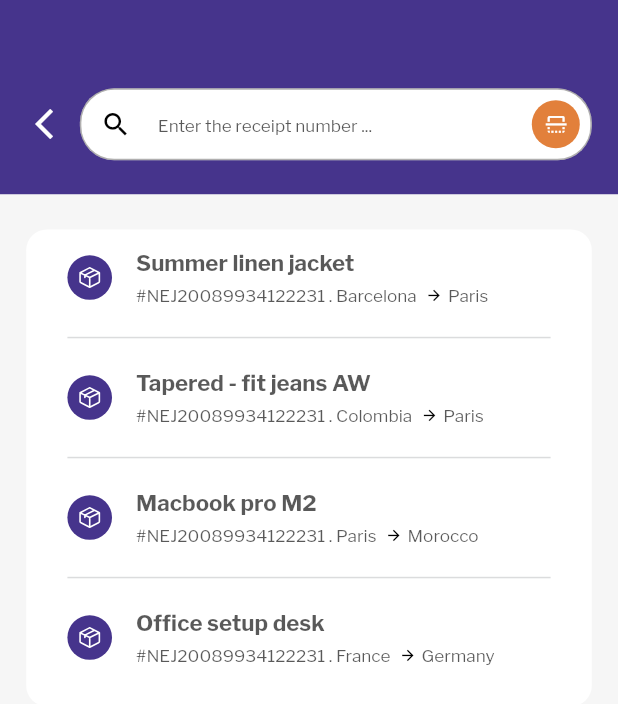
After one commit to kekule15/movemate, a Flutter app: the SearchScreenView screen opened directly, on a phone screen of 412 x 824 dp. The commit adds this screen. Shown: the top 704 px of the screen. Run offline on Flutter 3.47's test engine with Material 3 defaults, Android fonts, the phone set to English and light mode, and no system bars; our stand-ins replace animated_bottom_navigation_bar, dio, flutter_riverpod, flutter_screenutil, flutter_spinkit, flutter_svg and 6 more; accounts and stored records are empty.

Commit message:
search screen done

```diff
--- a/lib/utils/svgs.dart
+++ b/lib/utils/svgs.dart
@@ -1,3 +1,6 @@
 const recieveIcon = 'assets/svgs/recieve.svg';
 
 const sendIcon = 'assets/svgs/send.svg';
+
+
+const packageIcon = 'assets/svgs/package.svg';
--- a/lib/views/home/home.dart
+++ b/lib/views/home/home.dart
@@ -1,10 +1,13 @@
 import 'package:flutter/material.dart';
 import 'package:flutter_riverpod/flutter_riverpod.dart';
 import 'package:flutter_screenutil/flutter_screenutil.dart';
+import 'package:get/get_core/get_core.dart';
+import 'package:get/get_navigation/get_navigation.dart';
 import 'package:movemate/style/appColors.dart';
 import 'package:movemate/utils/constvalues.dart';
 import 'package:movemate/utils/images.dart';
 import 'package:movemate/utils/svgs.dart';
+import 'package:movemate/views/home/search_screen.dart';
 import 'package:movemate/widgets/customfield.dart';
 import 'package:movemate/widgets/image_widgets.dart';
 import 'package:movemate/widgets/single_text_line_widget.dart';
@@ -67,7 +70,7 @@ class _HomeViewState extends ConsumerState<HomeView> {
               leading: CircleAvatar(
                 radius: 20.r,
                 backgroundColor: AppColors.white,
-                backgroundImage: AssetImage(picAvatar),
+                backgroundImage: const AssetImage(picAvatar),
               ),
               title: Row(
                 children: [
@@ -125,11 +128,15 @@ class _HomeViewState extends ConsumerState<HomeView> {
             ),
             CustomField(
               borderRadius: 20.r,
+              readonly: true,
+              onTap: () {
+                Get.to(() => SearchScreenView());
+              },
               pIcon: Icon(
                 Icons.search,
                 size: 18.w,
               ),
-              headtext: "Enter the receipt number ...",
+              hint: "Enter the receipt number ...",
               sIcon: Padding(
                 padding: const EdgeInsets.all(8.0),
                 child: Container(
@@ -156,6 +163,8 @@ class _HomeViewState extends ConsumerState<HomeView> {
 
   Widget bodyWidget() {
     return ListView(
+      shrinkWrap: true,
+      physics: const BouncingScrollPhysics(),
       children: [
         SizedBox(
           height: 0.h,
@@ -306,7 +315,7 @@ class _HomeViewState extends ConsumerState<HomeView> {
               children: List.generate(
                   vehicleIconList.length,
                   (index) => Container(
-                        margin: EdgeInsets.only(left: 14.w),
+                    margin: EdgeInsets.only(left: 14.w, right: index == 2 ? 20.w : 0),
                     width: 140.w,
                     height: 170.h,
                     decoration: BoxDecoration(
--- /dev/null
+++ b/lib/views/home/search_screen.dart
@@ -0,0 +1,198 @@
+import 'package:flutter/material.dart';
+import 'package:flutter_riverpod/flutter_riverpod.dart';
+import 'package:flutter_screenutil/flutter_screenutil.dart';
+import 'package:get/get.dart';
+import 'package:get/get_navigation/get_navigation.dart';
+import 'package:movemate/style/appColors.dart';
+import 'package:movemate/utils/constvalues.dart';
+import 'package:movemate/utils/svgs.dart';
+import 'package:movemate/widgets/customfield.dart';
+import 'package:movemate/widgets/image_widgets.dart';
+import 'package:movemate/widgets/single_text_line_widget.dart';
+
+class SearchScreenView extends ConsumerStatefulWidget {
+  const SearchScreenView({super.key});
+
+  @override
+  ConsumerState<ConsumerStatefulWidget> createState() =>
+      _SearchScreenViewState();
+}
+
+class _SearchScreenViewState extends ConsumerState<SearchScreenView> {
+  @override
+  Widget build(BuildContext context) {
+    return Scaffold(
+      body: Stack(
+        children: [
+          headerWidget(),
+          Padding(
+            padding: EdgeInsets.only(top: 130.h),
+            child: bodyWidget(),
+          ),
+        ],
+      ),
+    );
+  }
+
+  Widget headerWidget() {
+    return Container(
+      height: 110.h,
+      width: MediaQuery.sizeOf(context).width,
+      decoration: const BoxDecoration(
+        color: AppColors.primary,
+      ),
+      child: Padding(
+        padding:
+            EdgeInsets.symmetric(horizontal: generalHorizontalPadding.w - 10),
+        child: Column(
+          children: [
+            SizedBox(
+              height: 50.h,
+            ),
+            Row(
+              children: [
+                InkWell(
+                    onTap: () {
+                      Get.back();
+                    },
+                    child: const Icon(
+                      Icons.arrow_back_ios_new,
+                      color: AppColors.white,
+                    )),
+                SizedBox(
+                  width: 10.h,
+                ),
+                Expanded(
+                  child: CustomField(
+                    borderRadius: 20.r,
+                    pIcon: Icon(
+                      Icons.search,
+                      size: 18.w,
+                    ),
+                    hint: "Enter the receipt number ...",
+                    sIcon: Padding(
+                      padding: const EdgeInsets.all(8.0),
+                      child: Container(
+                        width: 20.w,
+                        height: 20.w,
+                        decoration: const BoxDecoration(
+                            color: AppColors.themeOrange,
+                            shape: BoxShape.circle),
+                        child: RotatedBox(
+                          quarterTurns: 45,
+                          child: Icon(
+                            Icons.flip,
+                            color: AppColors.white,
+                            size: 13.w,
+                          ),
+                        ),
+                      ),
+                    ),
+                  ),
+                ),
+              ],
+            )
+          ],
+        ),
+      ),
+    );
+  }
+
+  Widget bodyWidget() {
+    return Container(
+      margin: EdgeInsets.symmetric(horizontal: generalHorizontalPadding.w - 10),
+      height: 270.h,
+      decoration: BoxDecoration(
+        color: AppColors.white,
+        borderRadius: BorderRadius.circular(12.r),
+      ),
+      child: Padding(
+        padding: EdgeInsets.symmetric(horizontal: generalHorizontalPadding.w),
+        child: Column(
+          children: [
+            searchedData(
+                title: "Summer linen jacket",
+                receiptNumber: "#NEJ20089934122231",
+                from: "Barcelona",
+                destination: "Paris"),
+            Divider(
+              color: AppColors.gray4.withOpacity(0.2),
+            ),
+            searchedData(
+                title: "Tapered - fit jeans AW",
+                receiptNumber: "#NEJ20089934122231",
+                from: "Colombia",
+                destination: "Paris"),
+            Divider(
+              color: AppColors.gray4.withOpacity(0.2),
+            ),
+            searchedData(
+                title: "Macbook pro M2",
+                receiptNumber: "#NEJ20089934122231",
+                from: "Paris",
+                destination: "Morocco"),
+            Divider(
+              color: AppColors.gray4.withOpacity(0.2),
+            ),
+            searchedData(
+                title: "Office setup desk",
+                receiptNumber: "#NEJ20089934122231",
+                from: "France",
+                destination: "Germany")
+          ],
+        ),
+      ),
+    );
+  }
+
+  Widget searchedData(
+      {required String title,
+      required String receiptNumber,
+      required String from,
+      required String destination}) {
+    return ListTile(
+      dense: true,
+      minLeadingWidth: 0,
+      contentPadding: EdgeInsets.zero,
+      leading: CircleAvatar(
+        radius: 13.r,
+        backgroundColor: AppColors.primary,
+        child: Center(
+          child: SvgImage(
+            asset: packageIcon,
+            color: AppColors.white,
+            width: 15.w,
+            height: 15.w,
+          ),
+        ),
+      ),
+      title: SingleTextLineWidget(
+        text: title,
+        weight: FontWeight.bold,
+        size: 13.sp,
+      ),
+      subtitle: Row(
+        children: [
+          SingleTextLineWidget(
+            text: "$receiptNumber . $from ",
+            size: 10.sp,
+          ),
+          SizedBox(
+            width: 3.w,
+          ),
+          Icon(
+            Icons.arrow_forward,
+            size: 10.w,
+          ),
+          SizedBox(
+            width: 3.w,
+          ),
+          SingleTextLineWidget(
+            text: destination,
+            size: 10.sp,
+          ),
+        ],
+      ),
+    );
+  }
+}
--- a/lib/widgets/customfield.dart
+++ b/lib/widgets/customfield.dart
@@ -183,11 +183,10 @@ class CustomField extends ConsumerWidget {
                         border: border,
                         contentPadding: contentPadding,
                         errorMaxLines: 6,
-                        labelText: headtext,
+                        hintText: hint,
                         prefixIcon: pIcon,
                         suffixIcon: sIcon,
-                        // hintText: hint,
-                        labelStyle: hintstyle ??
+                        hintStyle: hintstyle ??
                             Theme.of(context)
                                 .primaryTextTheme
                                 .headlineMedium
```
Also changed, not shown: assets/svgs/package.svg (added). Lines whose indentation alone changed are shown as unchanged.
